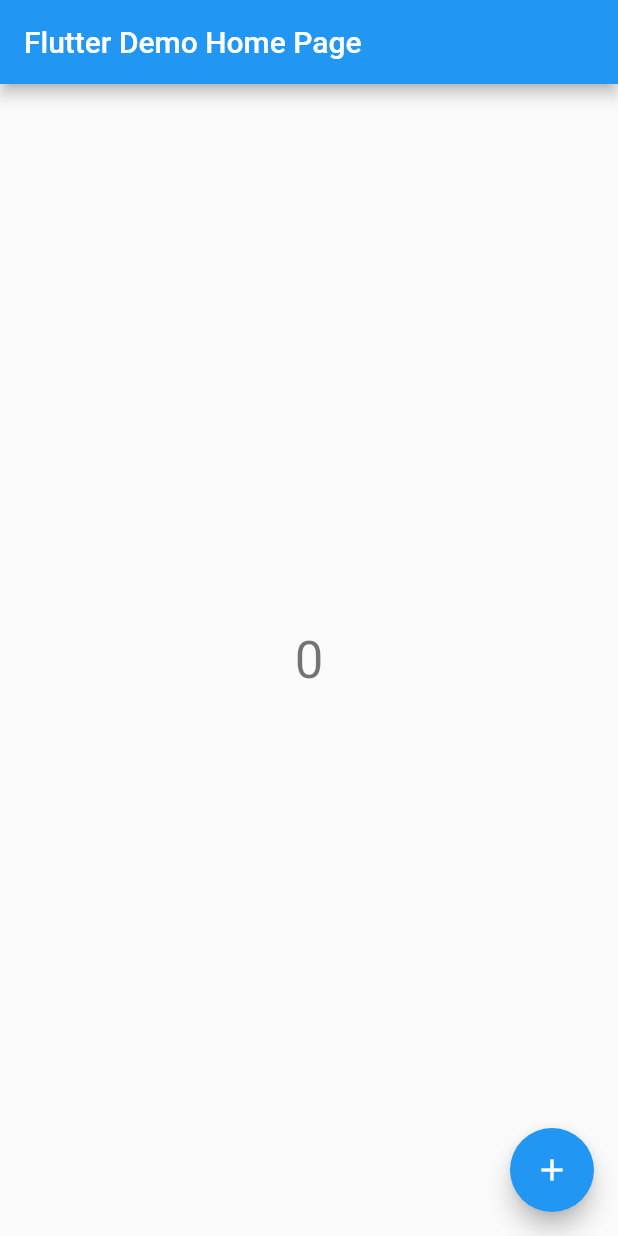
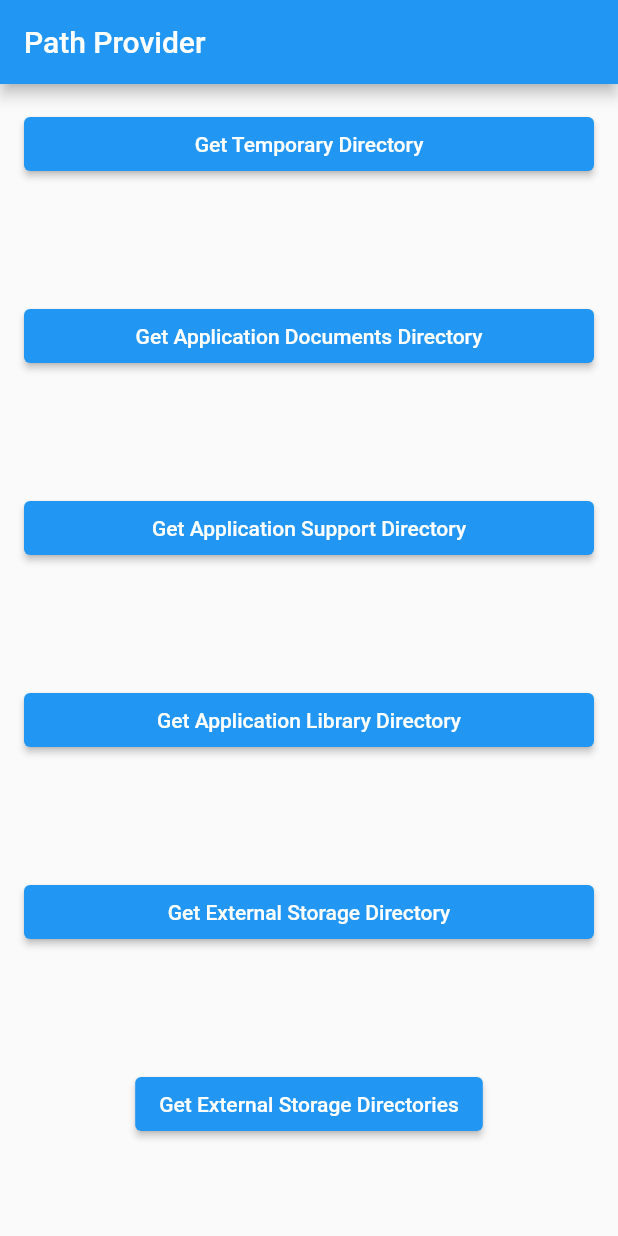
Before and after one commit to kanari3/cache_and_open_document_flutter, a Flutter app: the screen it shows after launch, on a phone screen of 412 x 824 dp. Run offline on Flutter 3.47's test engine with Material 2 defaults, Android fonts, the phone set to English and light mode, and no system bars.

Commit message:
replace path provider demo

```diff
--- a/lib/main.dart
+++ b/lib/main.dart
@@ -8,18 +8,17 @@ class MyApp extends StatelessWidget {
   @override
   Widget build(BuildContext context) {
     return MaterialApp(
-      title: 'Flutter Demo',
+      title: 'Path Provider',
       theme: ThemeData(
         primarySwatch: Colors.blue,
-        visualDensity: VisualDensity.adaptivePlatformDensity,
       ),
-      home: MyHomePage(title: 'Flutter Demo Home Page'),
+      home: const MyHomePage(title: 'Path Provider'),
     );
   }
 }
 
 class MyHomePage extends StatefulWidget {
-  MyHomePage({Key key, this.title}) : super(key: key);
+  const MyHomePage({Key key, this.title}) : super(key: key);
   final String title;
 
   @override
@@ -27,11 +26,85 @@ class MyHomePage extends StatefulWidget {
 }
 
 class _MyHomePageState extends State<MyHomePage> {
-  int _counter = 0;
+  Future<Directory> _tempDirectory;
+  Future<Directory> _appSupportDirectory;
+  Future<Directory> _appLibraryDirectory;
+  Future<Directory> _appDocumentsDirectory;
+  Future<Directory> _externalDocumentsDirectory;
+  Future<List<Directory>> _externalStorageDirectories;
+  Future<List<Directory>> _externalCacheDirectories;
 
-  void _incrementCounter() {
+  void _requestTempDirectory() {
     setState(() {
-      _counter++;
+      _tempDirectory = getTemporaryDirectory();
+    });
+  }
+
+  Widget _buildDirectory(
+      BuildContext context, AsyncSnapshot<Directory> snapshot) {
+    Text text = const Text('');
+    if (snapshot.connectionState == ConnectionState.done) {
+      if (snapshot.hasError) {
+        text = Text('Error: ${snapshot.error}');
+      } else if (snapshot.hasData) {
+        text = Text('path: ${snapshot.data.path}');
+      } else {
+        text = const Text('path unavailable');
+      }
+    }
+    return Padding(padding: const EdgeInsets.all(16.0), child: text);
+  }
+
+  Widget _buildDirectories(
+      BuildContext context, AsyncSnapshot<List<Directory>> snapshot) {
+    Text text = const Text('');
+    if (snapshot.connectionState == ConnectionState.done) {
+      if (snapshot.hasError) {
+        text = Text('Error: ${snapshot.error}');
+      } else if (snapshot.hasData) {
+        final String combined =
+        snapshot.data.map((Directory d) => d.path).join(', ');
+        text = Text('paths: $combined');
+      } else {
+        text = const Text('path unavailable');
+      }
+    }
+    return Padding(padding: const EdgeInsets.all(16.0), child: text);
+  }
+
+  void _requestAppDocumentsDirectory() {
+    setState(() {
+      _appDocumentsDirectory = getApplicationDocumentsDirectory();
+    });
+  }
+
+  void _requestAppSupportDirectory() {
+    setState(() {
+      _appSupportDirectory = getApplicationSupportDirectory();
+    });
+  }
+
+  void _requestAppLibraryDirectory() {
+    setState(() {
+      _appLibraryDirectory = getLibraryDirectory();
+    });
+  }
+
+  void _requestExternalStorageDirectory() {
+    setState(() {
+      _externalDocumentsDirectory = getExternalStorageDirectory();
+    });
+  }
+
+  void _requestExternalStorageDirectories(StorageDirectory type) {
+    setState(() {
+      _externalStorageDirectories = getExternalStorageDirectories(type: type);
+    });
+  }
+
+  void _requestExternalCacheDirectories() {
+    setState(() {
+      _externalCacheDirectories = getExternalCacheDirectories();
     });
   }
 
@@ -42,20 +115,92 @@ class _MyHomePageState extends State<MyHomePage> {
         title: Text(widget.title),
       ),
       body: Center(
-        child: Column(
-          mainAxisAlignment: MainAxisAlignment.center,
+        child: ListView(
           children: <Widget>[
-            Text(
-              '$_counter',
-              style: Theme.of(context).textTheme.headline4,
+            Padding(
+              padding: const EdgeInsets.all(16.0),
+              child: ElevatedButton(
+                child: const Text('Get Temporary Directory'),
+                onPressed: _requestTempDirectory,
+              ),
             ),
+            FutureBuilder<Directory>(
+                future: _tempDirectory, builder: _buildDirectory),
+            Padding(
+              padding: const EdgeInsets.all(16.0),
+              child: ElevatedButton(
+                child: const Text('Get Application Documents Directory'),
+                onPressed: _requestAppDocumentsDirectory,
+              ),
+            ),
+            FutureBuilder<Directory>(
+                future: _appDocumentsDirectory, builder: _buildDirectory),
+            Padding(
+              padding: const EdgeInsets.all(16.0),
+              child: ElevatedButton(
+                child: const Text('Get Application Support Directory'),
+                onPressed: _requestAppSupportDirectory,
+              ),
+            ),
+            FutureBuilder<Directory>(
+                future: _appSupportDirectory, builder: _buildDirectory),
+            Padding(
+              padding: const EdgeInsets.all(16.0),
+              child: ElevatedButton(
+                child: const Text('Get Application Library Directory'),
+                onPressed: _requestAppLibraryDirectory,
+              ),
+            ),
+            FutureBuilder<Directory>(
+                future: _appLibraryDirectory, builder: _buildDirectory),
+            Padding(
+              padding: const EdgeInsets.all(16.0),
+              child: ElevatedButton(
+                child: Text(Platform.isIOS
+                    ? 'External directories are unavailable on iOS'
+                    : 'Get External Storage Directory'),
+                onPressed:
+                Platform.isIOS ? null : _requestExternalStorageDirectory,
+              ),
+            ),
+            FutureBuilder<Directory>(
+                future: _externalDocumentsDirectory, builder: _buildDirectory),
+            Column(children: <Widget>[
+              Padding(
+                padding: const EdgeInsets.all(16.0),
+                child: ElevatedButton(
+                  child: Text(Platform.isIOS
+                      ? 'External directories are unavailable on iOS'
+                      : 'Get External Storage Directories'),
+                  onPressed: Platform.isIOS
+                      ? null
+                      : () {
+                    _requestExternalStorageDirectories(
+                      StorageDirectory.music,
+                    );
+                  },
+                ),
+              ),
+            ]),
+            FutureBuilder<List<Directory>>(
+                future: _externalStorageDirectories,
+                builder: _buildDirectories),
+            Column(children: <Widget>[
+              Padding(
+                padding: const EdgeInsets.all(16.0),
+                child: ElevatedButton(
+                  child: Text(Platform.isIOS
+                      ? 'External directories are unavailable on iOS'
+                      : 'Get External Cache Directories'),
+                  onPressed:
+                  Platform.isIOS ? null : _requestExternalCacheDirectories,
+                ),
+              ),
+            ]),
+            FutureBuilder<List<Directory>>(
+                future: _externalCacheDirectories, builder: _buildDirectories),
           ],
         ),
-      ),
-      floatingActionButton: FloatingActionButton(
-        onPressed: _incrementCounter,
-        tooltip: 'Increment',
-        child: Icon(Icons.add),
       ),
     );
   }
```
